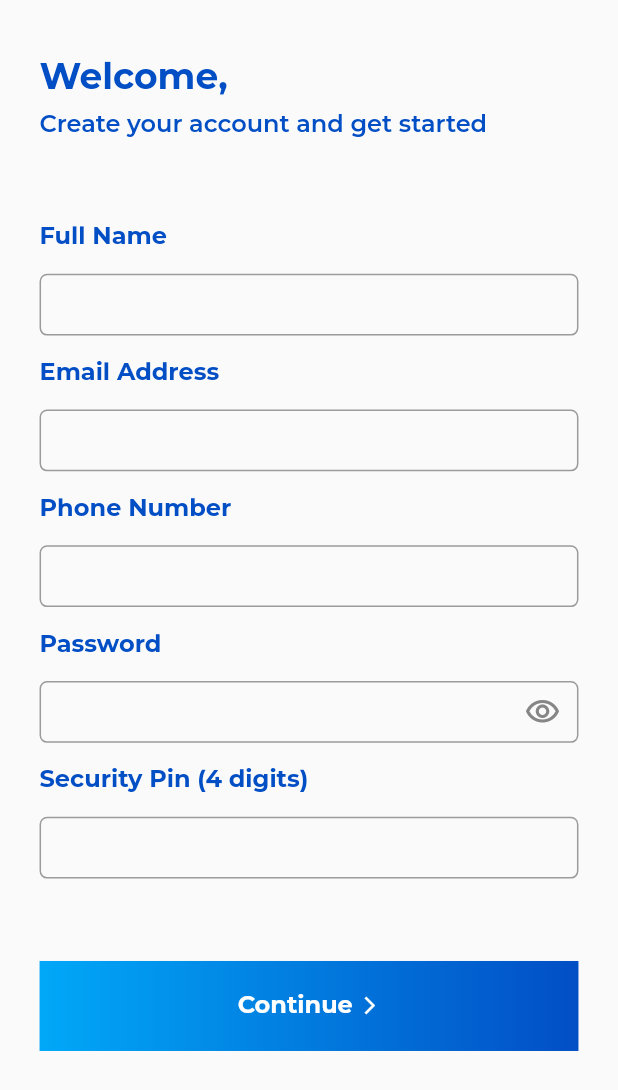
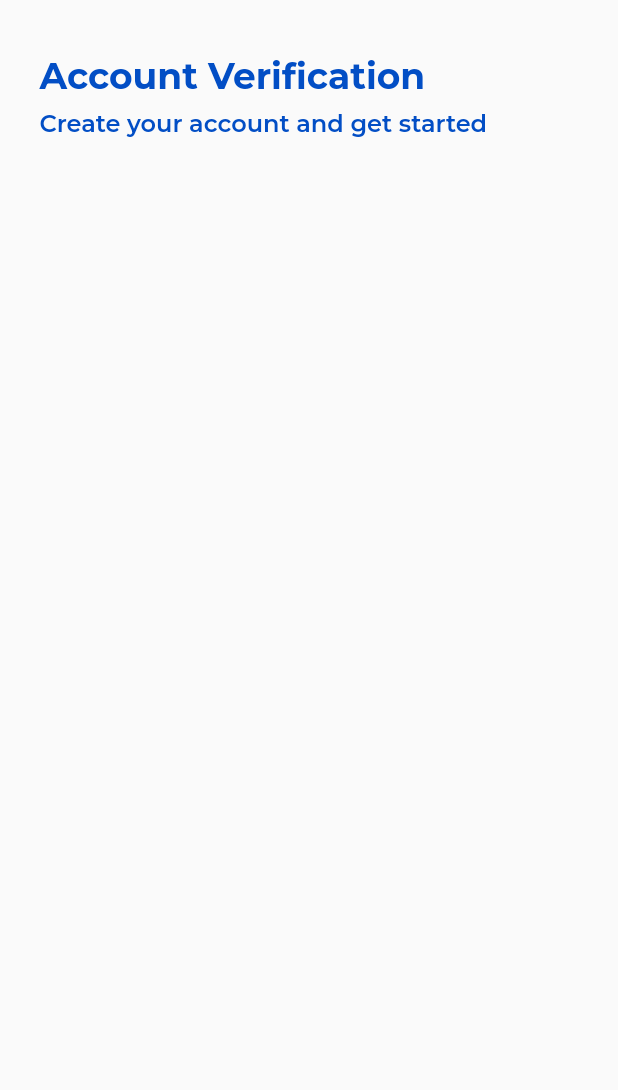
Before and after one commit to aderemi-alo/gt2022_pay, a Flutter app: the screen it shows after launch, after a tap on "Continue", on a phone screen of 412 x 824 dp. Shown: the top 1090 px of the screen. Run offline on Flutter 3.47's test engine with Material 2 defaults, Android fonts, the phone set to English and light mode, and no system bars; our stand-ins replace google_fonts, hexcolor.

Commit message:
copied changes from Yole's branch as i was unable to merge

```diff
--- a/lib/main.dart
+++ b/lib/main.dart
@@ -1,5 +1,5 @@
 import 'package:flutter/material.dart';
-import 'package:gt2022/screens.dart/login.dart';
+import 'package:gt2022/screens/screens.dart';
 
 void main() {
   runApp(const MyApp());
@@ -11,10 +11,14 @@ class MyApp extends StatelessWidget {
   // This widget is the root of your application.
   @override
   Widget build(BuildContext context) {
-    return const MaterialApp(
+    return MaterialApp(
+      initialRoute: '/',
+      routes: {
+        '/': (context) => const LoginScreen(),
+        '/phoneVerification': (context) => const PhoneVerificationScreen(),
+      },
       debugShowCheckedModeBanner: false,
       title: 'Flutter Demo',
-      home: LoginScreen(),
     );
   }
 }
--- a/lib/screens.dart/login.dart
+++ b/lib/screens/login.dart
@@ -1,7 +1,6 @@
 import 'package:flutter/material.dart';
 import 'package:google_fonts/google_fonts.dart';
 import 'package:gt2022/constants.dart';
-import 'package:hexcolor/hexcolor.dart';
 
 class LoginScreen extends StatelessWidget {
   const LoginScreen({super.key});
@@ -146,7 +145,9 @@ class _BodyState extends State<Body> {
                       gradient:
                           LinearGradient(colors: [secondaryBlue, primaryBlue])),
                   child: ElevatedButton(
-                    onPressed: () {},
+                    onPressed: () {
+                      Navigator.of(context).pushNamed("/phoneVerification");
+                    },
                     style: ElevatedButton.styleFrom(
                         shape: RoundedRectangleBorder(
                             borderRadius: BorderRadius.circular(5)),
--- /dev/null
+++ b/lib/screens/phoneVerification.dart
@@ -0,0 +1,61 @@
+import 'package:flutter/material.dart';
+import 'package:gt2022/constants.dart';
+import 'package:google_fonts/google_fonts.dart';
+
+class PhoneVerificationScreen extends StatelessWidget {
+  const PhoneVerificationScreen({super.key});
+
+  @override
+  Widget build(BuildContext context) {
+    return Scaffold(
+      body: PVSBody(),
+    );
+  }
+}
+
+class PVSBody extends StatefulWidget {
+  const PVSBody({super.key});
+
+  @override
+  State<PVSBody> createState() => _PVSBodyState();
+}
+
+class _PVSBodyState extends State<PVSBody> {
+  @override
+  Widget build(BuildContext context) {
+    double widthRatio = MediaQuery.of(context).size.width / 375;
+    double heightRatio = (MediaQuery.of(context).size.height / 900);
+    return SafeArea(
+      child: Padding(
+        padding: EdgeInsets.only(
+          top: (40 * heightRatio),
+          left: (24 * widthRatio),
+          right: (24 * widthRatio),
+        ),
+        child: SingleChildScrollView(
+          child: Column(
+            crossAxisAlignment: CrossAxisAlignment.start,
+            children: [
+              Text(
+                "Account Verification",
+                style: GoogleFonts.montserrat(
+                    fontWeight: FontWeight.w700,
+                    fontSize: 24,
+                    color: primaryBlue),
+              ),
+              SizedBox(height: 8 * heightRatio),
+              Text(
+                "Create your account and get started",
+                style: GoogleFonts.montserrat(
+                    fontWeight: FontWeight.w600,
+                    fontSize: 16,
+                    color: primaryBlue),
+              ),
+              SizedBox(height: 60 * heightRatio),
+            ],
+          ),
+        ),
+      ),
+    );
+  }
+}
--- /dev/null
+++ b/lib/screens/screens.dart
@@ -0,0 +1,2 @@
+export 'login.dart';
+export 'phoneVerification.dart';
```
